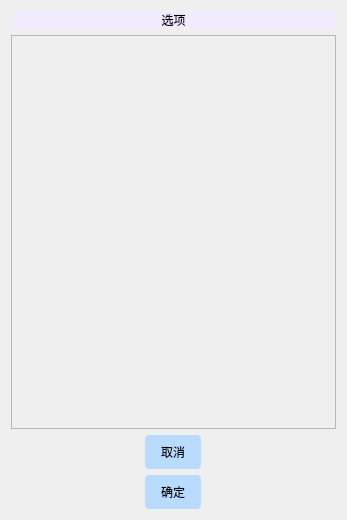
reflux18d/MaiGO, file ui_class/option_window.ui: the form before one commit.
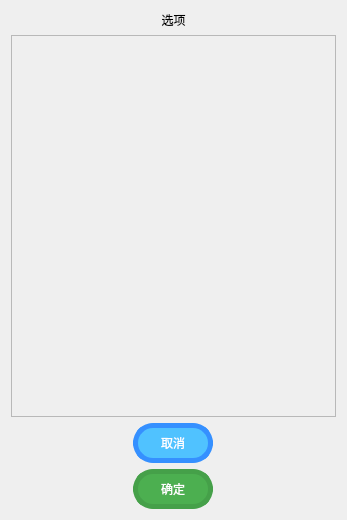
The form after the commit.

Commit message: i think ui is done

The edit to the form file:
```diff
--- a/ui_class/option_window.ui
+++ b/ui_class/option_window.ui
@@ -25,10 +25,7 @@
      <item>
       <widget class="QLabel" name="label">
        <property name="styleSheet">
-        <string notr="true">QLabel#label{
-	font: 14pt &quot;Book Antiqua&quot;;
-	background-color:rgb(242, 234, 255)
-}</string>
+        <string notr="true">font: 14pt &quot;黑体&quot;;</string>
        </property>
        <property name="text">
         <string>选项</string>
@@ -56,7 +53,7 @@
           <x>0</x>
           <y>0</y>
           <width>325</width>
-          <height>382</height>
+          <height>379</height>
          </rect>
         </property>
        </widget>
@@ -67,26 +64,29 @@
    <item alignment="Qt::AlignHCenter">
     <widget class="QPushButton" name="return_button">
      <property name="sizePolicy">
-      <sizepolicy hsizetype="Fixed" vsizetype="Fixed">
+      <sizepolicy hsizetype="Maximum" vsizetype="Maximum">
        <horstretch>0</horstretch>
        <verstretch>0</verstretch>
       </sizepolicy>
      </property>
+     <property name="minimumSize">
+      <size>
+       <width>80</width>
+       <height>40</height>
+      </size>
+     </property>
+     <property name="maximumSize">
+      <size>
+       <width>80</width>
+       <height>40</height>
+      </size>
+     </property>
      <property name="styleSheet">
-      <string notr="true">QPushButton {
-    background-color: rgb(185, 219, 255);  /* 蓝色背景 */
-    color: rgb(0, 0, 0);
-    border: none;
-    border-radius: 4px;
-    padding: 8px 16px;
-	font: 14pt &quot;STHupo&quot;;
-}
-QPushButton:hover {
-    background-color: rgb(103, 202, 255);  /* 悬停变深蓝 */
-}
-QPushButton:pressed {
-    background-color: rgb(101, 206, 255);  /* 按下颜色 */
-}</string>
+      <string notr="true">font: 14pt &quot;黑体&quot;;
+border-radius: 20px;      /* 圆角半径（像素） */
+    background-color:rgb(80, 194, 255);
+    color: white;             /* 文字颜色 */
+    border: 5px solid rgb(53, 144, 255); /* 边框样式 */</string>
      </property>
      <property name="text">
       <string>取消</string>
@@ -96,26 +96,29 @@
    <item alignment="Qt::AlignHCenter">
     <widget class="QPushButton" name="Fixed_button">
      <property name="sizePolicy">
-      <sizepolicy hsizetype="Fixed" vsizetype="Fixed">
+      <sizepolicy hsizetype="Maximum" vsizetype="Maximum">
        <horstretch>0</horstretch>
        <verstretch>0</verstretch>
       </sizepolicy>
      </property>
+     <property name="minimumSize">
+      <size>
+       <width>80</width>
+       <height>40</height>
+      </size>
+     </property>
+     <property name="maximumSize">
+      <size>
+       <width>80</width>
+       <height>40</height>
+      </size>
+     </property>
      <property name="styleSheet">
-      <string notr="true">QPushButton {
-    background-color: rgb(185, 219, 255);  /* 蓝色背景 */
-    color: rgb(0, 0, 0);
-    border: none;
-    border-radius: 4px;
-    padding: 8px 16px;
-	font: 14pt &quot;STHupo&quot;;
-}
-QPushButton:hover {
-    background-color: rgb(103, 202, 255);  /* 悬停变深蓝 */
-}
-QPushButton:pressed {
-    background-color: rgb(101, 206, 255);  /* 按下颜色 */
-}</string>
+      <string notr="true">font: 14pt &quot;黑体&quot;;
+border-radius: 20px;      /* 圆角半径（像素） */
+    background-color: #4CAF50; /* 背景颜色 */
+    color: white;             /* 文字颜色 */
+    border: 5px solid #45a049; /* 边框样式 */</string>
      </property>
      <property name="text">
       <string>确定</string>
```
The commit also changes 3 other files.
